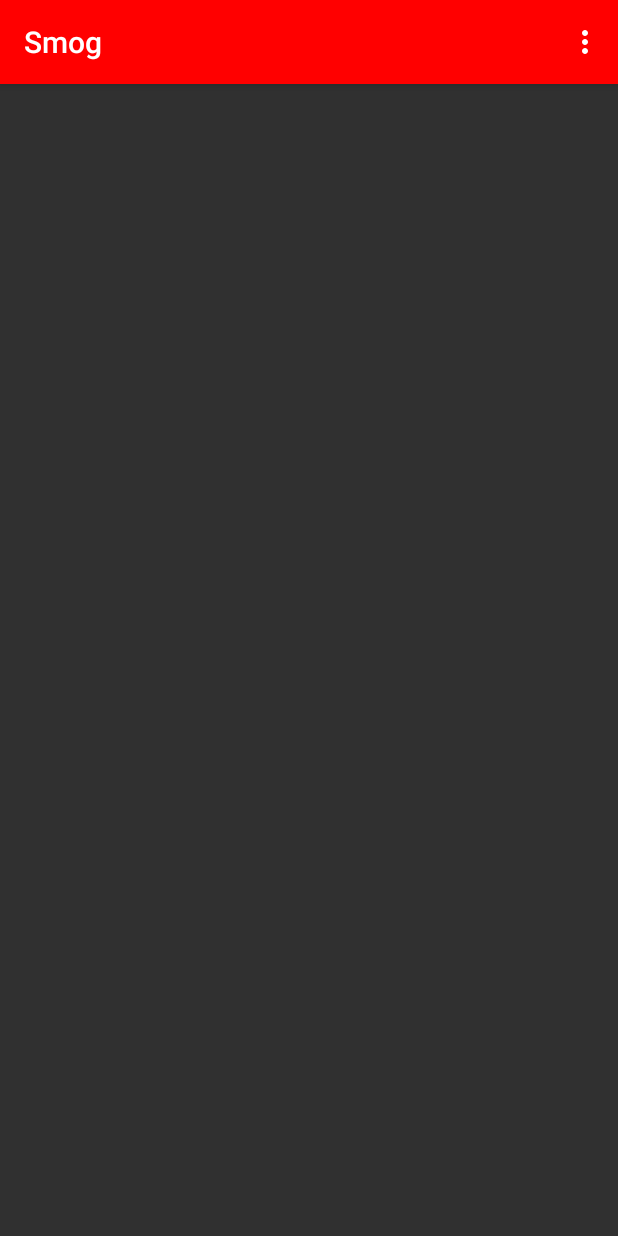
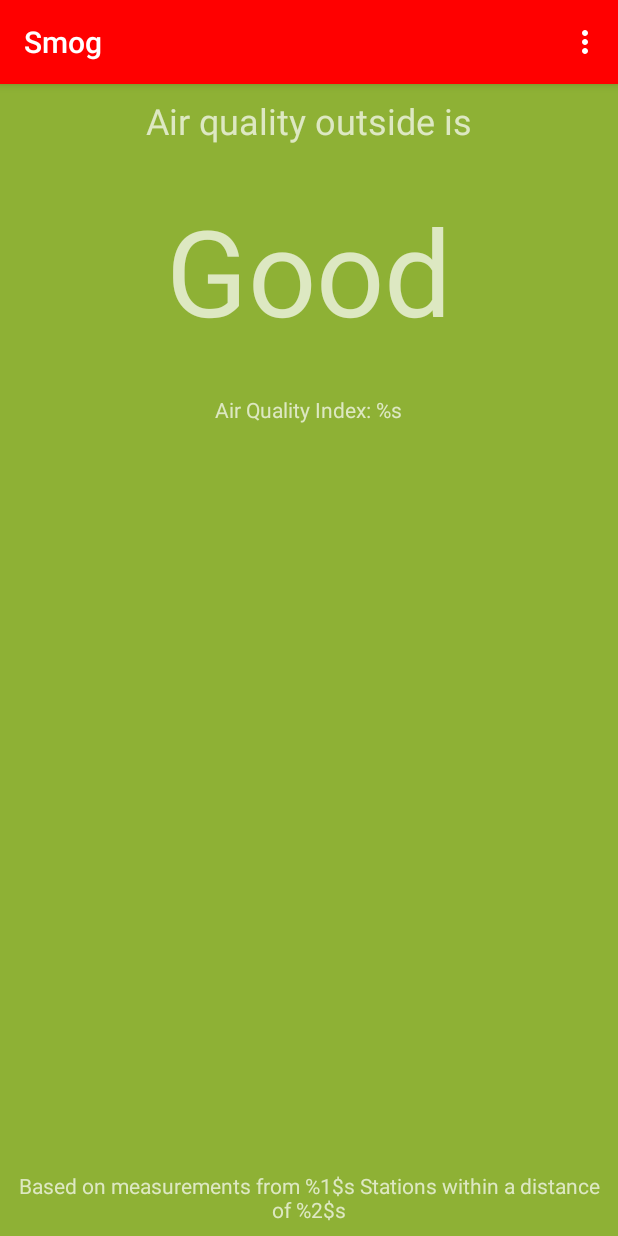
Before and after one commit to bedawi/Smog, an Android app: the screen it shows after launch (MainActivity), on a phone screen of 412 x 824 dp. Run offline under Robolectric (Android 15) with nearby library versions, the phone set to English and light mode, and no system bars; 1 statement that could not run was skipped.

```diff
--- a/app/src/main/java/de/benjamindahlhoff/smog/UI/MainActivity.java
+++ b/app/src/main/java/de/benjamindahlhoff/smog/UI/MainActivity.java
@@ -2,42 +2,35 @@ package de.benjamindahlhoff.smog.UI;
 
 import android.Manifest;
 import android.content.Context;
-import android.content.Intent;
 import android.content.pm.PackageManager;
 import android.location.Location;
 import android.location.LocationManager;
 import android.net.ConnectivityManager;
 import android.net.NetworkInfo;
+import android.os.Bundle;
 import android.support.v4.app.ActivityCompat;
+import android.support.v4.app.Fragment;
 import android.support.v4.app.FragmentManager;
 import android.support.v4.app.FragmentTransaction;
 import android.support.v4.content.ContextCompat;
 import android.support.v7.app.AppCompatActivity;
-import android.os.Bundle;
 import android.util.Log;
 import android.view.Menu;
 import android.view.MenuItem;
-import android.view.View;
-import android.widget.Button;
-import android.widget.RelativeLayout;
-import android.widget.TextView;
 import android.widget.Toast;
+
 import org.json.JSONArray;
 import org.json.JSONException;
 import org.json.JSONObject;
 
 import java.io.IOException;
 import java.util.ArrayList;
-import java.util.List;
 
-import butterknife.BindView;
-import butterknife.ButterKnife;
-import butterknife.OnClick;
 import de.benjamindahlhoff.smog.Data.Interpreter_Luftdaten;
 import de.benjamindahlhoff.smog.Data.Interpreter_WAQI;
+import de.benjamindahlhoff.smog.Data.Position;
 import de.benjamindahlhoff.smog.Data.Station;
 import de.benjamindahlhoff.smog.Data.Stations;
-import de.benjamindahlhoff.smog.Data.Position;
 import de.benjamindahlhoff.smog.R;
 import okhttp3.Call;
 import okhttp3.Callback;
@@ -69,7 +62,7 @@ public class MainActivity extends AppCompatActivity {
         super.onCreate(savedInstanceState);
         mContext = getApplicationContext();
         setContentView(R.layout.activity_main);
-        ButterKnife.bind(this);
+        // ButterKnife.bind(this);
 
         if (mCurrentPosition.getLongitude() == 0) {
             getCoarsePosition();
@@ -86,6 +79,23 @@ public class MainActivity extends AppCompatActivity {
             int longInt = (int) longi;
 
             loadFromStations("All");
+        }
+
+        SummaryFragment savedFragment = (SummaryFragment) getSupportFragmentManager().findFragmentByTag(SUMMARY_FRAGMENT);
+
+        if (savedFragment == null) {
+            ArrayList<Station> parcel = mStations.getStations();
+
+            Bundle bundle = new Bundle();
+            bundle.putParcelableArrayList(FEINSTAUB_STATIONS, parcel);
+
+            SummaryFragment fragment = new SummaryFragment();
+            fragment.setArguments(bundle);
+
+            FragmentManager fragmentManager = getSupportFragmentManager();
+            FragmentTransaction fragmentTransaction = fragmentManager.beginTransaction();
+            fragmentTransaction.add(R.id.placeholder, fragment, SUMMARY_FRAGMENT);
+            fragmentTransaction.commit();
         }
     }
 
@@ -256,7 +266,44 @@ public class MainActivity extends AppCompatActivity {
 
     private void refreshActivity() {
 
+        //int entries = getSupportFragmentManager().getBackStackEntryCount();
+        //FragmentManager.BackStackEntry backStackEntryAt = getSupportFragmentManager().getBackStackEntryAt(getSupportFragmentManager().getBackStackEntryCount());
+        //int currentFragment = backStackEntryAt.getId();
+        //Fragment fragment = getSupportFragmentManager().findFragmentById(currentFragment);
+        /**
+         * // Reload current fragment
+         Fragment frg = null;
+         frg = getSupportFragmentManager().findFragmentByTag("Your_Fragment_TAG");
+         final FragmentTransaction ft = getSupportFragmentManager().beginTransaction();
+         ft.detach(frg);
+         ft.attach(frg);
+         ft.commit();
+         */
+
+        Log.v(TAG, "Restarting Fragment");
+
+        Fragment fragment = getSupportFragmentManager().findFragmentByTag(SUMMARY_FRAGMENT);
+        FragmentTransaction fragmentTransaction = getSupportFragmentManager().beginTransaction();
+        fragmentTransaction.detach(fragment);
+        fragmentTransaction.attach(fragment);
+        fragmentTransaction.commit();
+
+        /*
+        //SummaryFragment fragment = new SummaryFragment();
+
+        ArrayList<Station> parcel = mStations.getStations();
+        Bundle bundle = new Bundle();
+        bundle.putParcelableArrayList(FEINSTAUB_STATIONS, parcel);
+        fragment.setArguments(bundle);
+
+        //FragmentManager fragmentManager = getSupportFragmentManager();
+        //FragmentTransaction fragmentTransaction = fragmentManager.beginTransaction();
+        fragmentTransaction.add(R.id.placeholder, fragment, SUMMARY_FRAGMENT);
+        fragmentTransaction.commit(); */
+
+
     }
+
 
 
 
@@ -276,10 +323,6 @@ public class MainActivity extends AppCompatActivity {
 
         if (id == R.id.action_stations) {
             ArrayList<Station> parcel = mStations.getStations();
-
-            //Intent intent = new Intent(this, StationsListActivity.class);
-            //intent.putParcelableArrayListExtra(FEINSTAUB_STATIONS, parcel);
-            //startActivity(intent);
 
             Bundle bundle = new Bundle();
             bundle.putParcelableArrayList(FEINSTAUB_STATIONS, parcel);
--- a/app/src/main/java/de/benjamindahlhoff/smog/UI/SummaryFragment.java
+++ b/app/src/main/java/de/benjamindahlhoff/smog/UI/SummaryFragment.java
@@ -3,21 +3,82 @@ package de.benjamindahlhoff.smog.UI;
 import android.os.Bundle;
 import android.support.annotation.Nullable;
 import android.support.v4.app.Fragment;
+import android.util.Log;
 import android.view.LayoutInflater;
 import android.view.View;
 import android.view.ViewGroup;
+import android.widget.TextView;
 
+import java.util.ArrayList;
+
+import de.benjamindahlhoff.smog.Data.Station;
 import de.benjamindahlhoff.smog.R;
+
+import static de.benjamindahlhoff.smog.Data.Interpreter_WAQI.TAG;
+import static de.benjamindahlhoff.smog.UI.MainActivity.FEINSTAUB_STATIONS;
 
 /**
  * Created by benjamin on 11.03.17.
  */
 
 public class SummaryFragment extends Fragment {
+    ArrayList<Station> mStations = new ArrayList<>();
+    TextView mQualityTextView;
+
     @Nullable
     @Override
     public View onCreateView(LayoutInflater inflater, @Nullable ViewGroup container, @Nullable Bundle savedInstanceState) {
+        Log.v(TAG, "Fragment Summary OnCreateView");
+
+        mStations = getArguments().getParcelableArrayList(FEINSTAUB_STATIONS);
         View view = inflater.inflate(R.layout.fragment_summary, container, false);
+
         return view;
     }
+
+    @Override
+    public void onStart() {
+        super.onStart();
+        Log.v(TAG, "Fragment Summary OnStart");
+    }
+
+    @Override
+    public void onResume() {
+        super.onResume();
+        Log.v(TAG, "Fragment Summary OnResume");
+
+        int dAQI = getDominantAQI(10);
+
+
+        mQualityTextView = (TextView) getView().findViewById(R.id.textQuality);
+        mQualityTextView.setText(getQuality(10));
+    }
+
+
+    /**
+     * Returns the dominant AQI from measurements of all Stations within given distance
+     * @param distance in KM
+     * @return AQI representation
+     */
+    private int getDominantAQI (int distance) {
+        Log.v(TAG, "Calculating Distance");
+        for (int i=0; i<mStations.size(); i++) {
+            if (mStations.get(i).getDistance() <= distance) {
+                Log.v(TAG, "Station within distance");
+            }
+        }
+        return 12;
+    }
+
+    /**
+     * Method returns the air quality as a string interpretation
+     * @param AQI dominant AQI (calculated from relevant stations)
+     * @return String like "Good" or "Average"
+     */
+    private String getQuality (int AQI) {
+        Log.v(TAG, "Inside getQuality");
+        String airQualityString = getActivity().getString(R.string.quality_good);
+
+        return airQualityString;
+    }
 }
--- a/app/src/main/res/layout/activity_main.xml
+++ b/app/src/main/res/layout/activity_main.xml
@@ -6,4 +6,15 @@
     android:layout_width="match_parent"
     android:layout_height="match_parent"
     tools:context="de.benjamindahlhoff.smog.UI.MainActivity">
+
+    <TextView
+        android:id="@+id/textView2"
+        android:layout_width="wrap_content"
+        android:layout_height="wrap_content"
+        android:layout_alignParentTop="true"
+        android:layout_centerHorizontal="true"
+        android:layout_marginTop="96dp"
+        android:text="I am the mighty activity_main view"
+        android:textColor="@color/color_humidity_wet"
+        android:textSize="24sp"/>
 </RelativeLayout>
--- a/app/src/main/res/layout/fragment_summary.xml
+++ b/app/src/main/res/layout/fragment_summary.xml
@@ -2,69 +2,66 @@
 <RelativeLayout
     xmlns:android="http://schemas.android.com/apk/res/android"
     xmlns:tools="http://schemas.android.com/tools"
-    android:id="@+id/activity_main"
+    android:id="@+id/summary"
     android:layout_width="match_parent"
     android:layout_height="match_parent"
+    android:background="@color/aqi_good"
     android:paddingBottom="@dimen/activity_vertical_margin"
     android:paddingLeft="@dimen/activity_horizontal_margin"
     android:paddingRight="@dimen/activity_horizontal_margin"
     android:paddingTop="@dimen/activity_vertical_margin"
     tools:context="de.benjamindahlhoff.smog.UI.MainActivity">
 
+
     <TextView
-        android:text="@string/air_quality"
+        android:id="@+id/text_headline"
         android:layout_width="wrap_content"
         android:layout_height="wrap_content"
-        android:id="@+id/headingTextView"
-        android:layout_centerVertical="true"
-        android:layout_alignParentLeft="true"
-        android:layout_alignParentStart="true"
         android:layout_alignParentTop="true"
-        android:textAppearance="@style/TextAppearance.AppCompat.Headline"/>
-
-
-    <LinearLayout
-        android:id="@+id/StationsListLayout"
-        android:orientation="horizontal"
-        android:layout_width="match_parent"
-        android:layout_height="wrap_content"
-        android:gravity="center"
-        android:layout_below="@+id/headingTextView"
-        android:layout_alignParentLeft="true"
-        android:layout_alignParentStart="true"
-        android:layout_marginTop="10dp">
-
-    </LinearLayout>
-    <LinearLayout
-        android:layout_width="match_parent"
-        android:layout_height="wrap_content"
-        android:layout_below="@id/StationsListLayout"
-        android:id="@+id/FeinstaubInfoLayout">
-
-        <RelativeLayout
-            android:layout_width="match_parent"
-            android:layout_height="wrap_content"
-            android:layout_marginBottom="10dp">
-            <TextView
-                android:id="@+id/stationInfoText"
-                android:layout_width="match_parent"
-                android:layout_height="wrap_content"
-                android:text="@string/feinstaub_infotext"
-                android:fontFamily="sans-serif"
-                android:textSize="8sp"
-                android:textAlignment="center"
-                android:textColor="@android:color/white"
-                />
-        </RelativeLayout>
-    </LinearLayout>
+        android:layout_centerHorizontal="true"
+        android:text="@string/air_quality_outside_is"
+        android:textAlignment="center"
+        android:textSize="24sp"/>
 
     <TextView
-        android:text="Nothing here right now. Will change in next version."
+        android:id="@+id/textQuality"
         android:layout_width="wrap_content"
         android:layout_height="wrap_content"
-        android:layout_below="@+id/FeinstaubInfoLayout"
+        android:layout_below="@+id/space"
         android:layout_centerHorizontal="true"
-        android:layout_marginTop="76dp"
-        android:id="@+id/textView"/>
+        android:text="@string/quality_good"
+        android:textAlignment="center"
+        android:textSize="80sp"/>
 
+    <Space
+        android:id="@+id/space"
+        android:layout_width="30dp"
+        android:layout_height="30dp"
+        android:layout_below="@+id/text_headline"
+        android:layout_centerHorizontal="true"/>
+
+    <Space
+        android:id="@+id/space2"
+        android:layout_width="30dp"
+        android:layout_height="30dp"
+        android:layout_below="@+id/textQuality"
+        android:layout_centerHorizontal="true"/>
+
+    <TextView
+        android:id="@+id/textAQI"
+        android:layout_width="wrap_content"
+        android:layout_height="wrap_content"
+        android:layout_below="@+id/space2"
+        android:layout_centerHorizontal="true"
+        android:text="@string/air_quality_index_s"
+        android:textAlignment="center"/>
+
+    <TextView
+        android:id="@+id/textDescription"
+        android:layout_width="wrap_content"
+        android:layout_height="wrap_content"
+        android:layout_alignParentBottom="true"
+        android:layout_centerHorizontal="true"
+        android:text="@string/based_on"
+        android:textAlignment="center"/>
 </RelativeLayout>
--- a/app/src/main/res/values/colors.xml
+++ b/app/src/main/res/values/colors.xml
@@ -12,6 +12,6 @@
     <color name="color_temp_low">#007bd2</color>
     <color name="color_temp_warm">#FF5600</color>
     <color name="color_humidity_arid">#BFB600</color>
-    <color name="color_humidity_wet">#0096D2</color>
+    <color name="color_humidity_wet">#0096d2</color>
     <string name="testcolor">test</string>
 </resources>
--- a/app/src/main/res/values/strings.xml
+++ b/app/src/main/res/values/strings.xml
@@ -17,5 +17,14 @@
     <string name="PM25">PM 2.5</string>
     <string name="TEMP">TEMP</string>
     <string name="action_settings">Settings</string>
+    <string name="air_quality_outside_is">Air quality outside is</string>
+    <string name="quality_good">Good</string>
+    <string name="quality_moderate">Moderate</string>
+    <string name="quality_unhealthysensitive">Unhealthy for Sensitive Groups</string>
+    <string name="quality_unhealthy">Unhealthy</string>
+    <string name="quality_unhealthyvery">Very Unhealthy</string>
+    <string name="quality_hazardous">Hazardous</string>
+    <string name="air_quality_index_s">Air Quality Index: %s</string>
+    <string name="based_on">Based on measurements from %1$s Stations within a distance of %2$s</string>
 
 </resources>
```
Also changed, not shown: build.gradle (added, +23 -0 lines), gradle.properties (added, +17 -0 lines), 1 other file.
